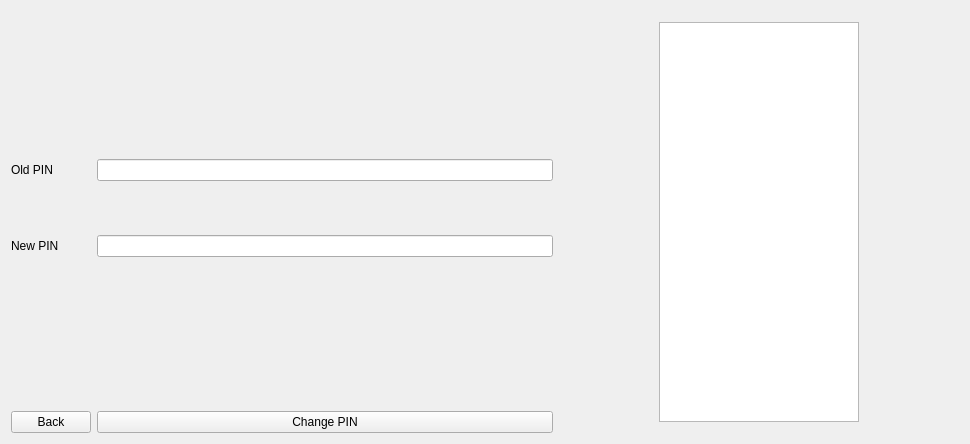
This is ATM/changepinwidget.ui in IvanBlyzniuk/MOOP_Project as Qt 5 draws it before an edit. The edited form follows.
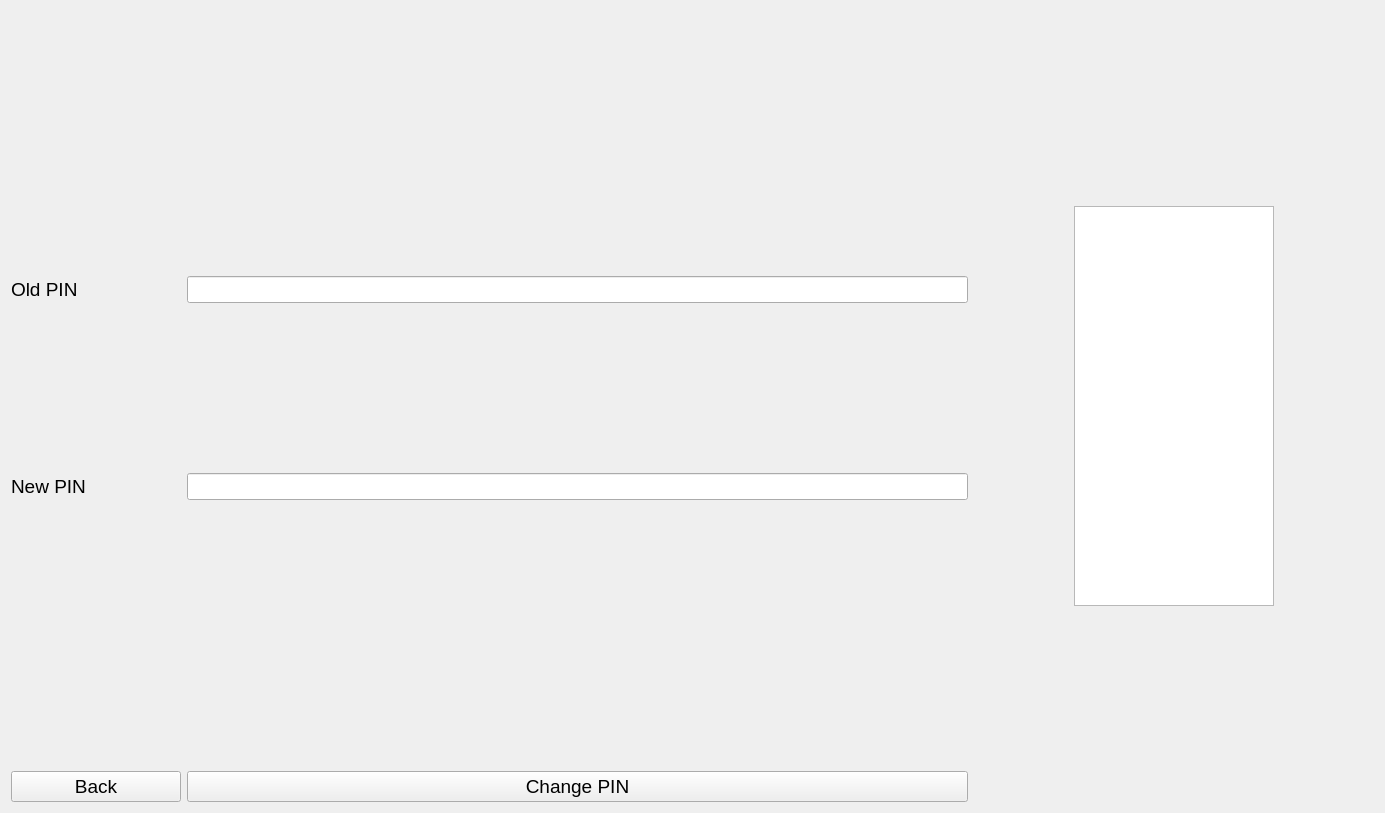
This is the edited form.

Diff of the .ui file:
```diff
--- a/ATM/changepinwidget.ui
+++ b/ATM/changepinwidget.ui
@@ -6,8 +6,8 @@
    <rect>
     <x>0</x>
     <y>0</y>
-    <width>970</width>
-    <height>444</height>
+    <width>1385</width>
+    <height>813</height>
    </rect>
   </property>
   <property name="windowTitle">
@@ -37,13 +37,24 @@
      </item>
      <item row="1" column="0">
       <widget class="QLabel" name="label_3">
+       <property name="font">
+        <font>
+         <pointsize>14</pointsize>
+        </font>
+       </property>
        <property name="text">
         <string>Old PIN</string>
        </property>
       </widget>
      </item>
      <item row="1" column="1">
-      <widget class="QLineEdit" name="oldPinField"/>
+      <widget class="QLineEdit" name="oldPinField">
+       <property name="font">
+        <font>
+         <pointsize>12</pointsize>
+        </font>
+       </property>
+      </widget>
      </item>
      <item row="2" column="1">
       <spacer name="verticalSpacer_5">
@@ -60,13 +71,24 @@
      </item>
      <item row="3" column="0">
       <widget class="QLabel" name="label">
+       <property name="font">
+        <font>
+         <pointsize>14</pointsize>
+        </font>
+       </property>
        <property name="text">
         <string>New PIN</string>
        </property>
       </widget>
      </item>
      <item row="3" column="1">
-      <widget class="QLineEdit" name="newPinField"/>
+      <widget class="QLineEdit" name="newPinField">
+       <property name="font">
+        <font>
+         <pointsize>12</pointsize>
+        </font>
+       </property>
+      </widget>
      </item>
      <item row="4" column="1">
       <spacer name="verticalSpacer_4">
@@ -83,6 +105,17 @@
      </item>
      <item row="6" column="0">
       <widget class="QPushButton" name="goBackButton">
+       <property name="minimumSize">
+        <size>
+         <width>170</width>
+         <height>0</height>
+        </size>
+       </property>
+       <property name="font">
+        <font>
+         <pointsize>14</pointsize>
+        </font>
+       </property>
        <property name="text">
         <string>Back</string>
        </property>
@@ -90,6 +123,11 @@
      </item>
      <item row="6" column="1">
       <widget class="QPushButton" name="changePinButton">
+       <property name="font">
+        <font>
+         <pointsize>14</pointsize>
+        </font>
+       </property>
        <property name="text">
         <string>Change PIN</string>
        </property>
@@ -121,6 +159,11 @@
        <height>400</height>
       </size>
      </property>
+     <property name="font">
+      <font>
+       <pointsize>12</pointsize>
+      </font>
+     </property>
     </widget>
    </item>
    <item>
```
